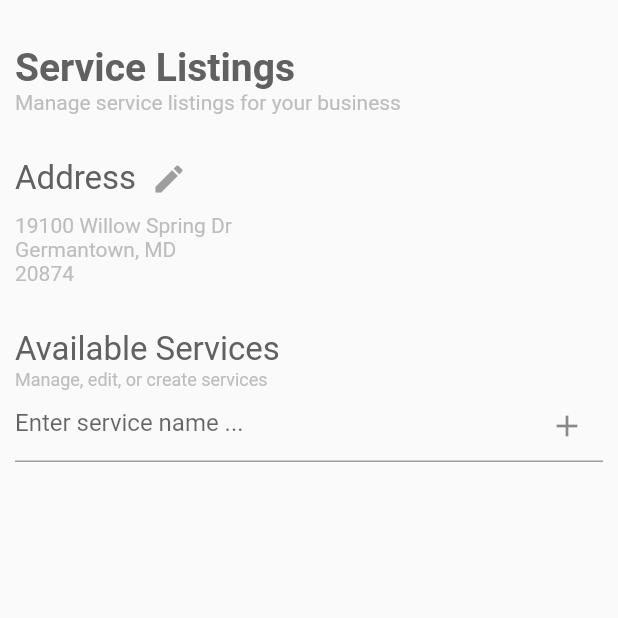
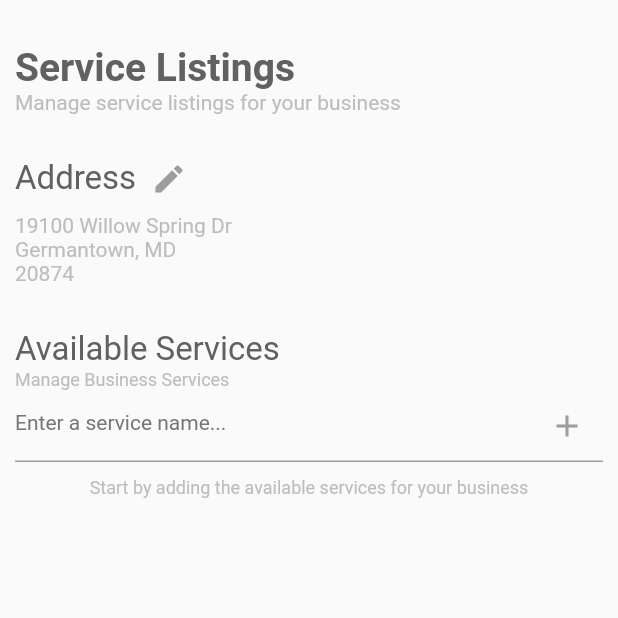
Before and after one commit to csalaman/bizz_v2, a Flutter app: the screen it shows after launch, on a phone screen of 412 x 824 dp, the top half of it. Run offline on Flutter 3.47's test engine with Material 2 defaults, Android fonts, the phone set to English and light mode, and no system bars; our stand-ins replace google_fonts.

Commit message:
Update service editor add enabled/disabled

```diff
--- a/lib/components/service_editor/service_editor.dart
+++ b/lib/components/service_editor/service_editor.dart
@@ -14,6 +14,7 @@ class ServiceEditor extends StatefulWidget {
 class _ServiceEditorState extends State<ServiceEditor> {
   final TextEditingController _controller = TextEditingController();
   final List<ServiceItem> _services = [];
+  bool _isAddEnabled = false;
 
   processAddedService(String serviceName) {
     if (serviceName != '') {
@@ -22,6 +23,7 @@ class _ServiceEditorState extends State<ServiceEditor> {
         _services.sort((x, y) => x.serviceName.compareTo(y.serviceName));
         _services.sort((x, y) => x.serviceName.length - y.serviceName.length);
         _controller.clear();
+        _isAddEnabled = false;
       });
     }
   }
@@ -35,7 +37,7 @@ class _ServiceEditorState extends State<ServiceEditor> {
         crossAxisAlignment: CrossAxisAlignment.start,
         children: <Widget>[
           CustomText.regularTextWidget('Available Services', 22),
-          CustomText.subTextWidget('Manage, edit, or create services', 12)
+          CustomText.subTextWidget('Manage Business Services', 12)
         ],
       );
     }
@@ -48,33 +50,66 @@ class _ServiceEditorState extends State<ServiceEditor> {
             controller: _controller,
             textInputAction: TextInputAction.go,
             onSubmitted: processAddedService,
+            onChanged: (input) {
+              setState(() {
+                if (input.isNotEmpty) {
+                  _isAddEnabled = true;
+                } else {
+                  _isAddEnabled = false;
+                }
+              });
+            },
             decoration: InputDecoration(
-                hintText: 'Enter service name ...',
+                hintStyle: CustomText.hintTextStyle(),
+                hintText: 'Enter a service name...',
                 suffixIcon: IconButton(
-                  onPressed: () {
+                  onPressed: !_isAddEnabled
+                      ? null
+                      : () {
                           var serviceName = _controller.text;
                           processAddedService(serviceName);
                           FocusScope.of(context).unfocus();
                         },
-                  icon: const Icon(Icons.add),
+                  icon: Icon(
+                    Icons.add,
+                    color: _isAddEnabled ? Colors.blueAccent : Colors.grey,
+                  ),
                 ),
                 enabledBorder: UnderlineInputBorder(
                   borderSide:
                       BorderSide(width: 1.0, color: Colors.grey.shade500),
-                    borderRadius: const BorderRadius.all(Radius.circular(0.0))),
-                focusedBorder: const UnderlineInputBorder(
-                    borderSide: BorderSide(width: 2.0, color: Colors.grey),
-                    borderRadius: BorderRadius.all(Radius.circular(0.0))))),
+                ),
+                focusedBorder: UnderlineInputBorder(
+                  borderSide:
+                      BorderSide(width: 2.0, color: Colors.grey.shade500),
+                ))),
       );
     }
 
     Widget _availableServices() {
-      return Wrap(
+      if (_services.isEmpty) {
+        return Center(
+          child: CustomText.subTextWidget(
+              'Start by adding the available services for your business', 12),
+        );
+      } else {
+        return Column(
+          mainAxisAlignment: MainAxisAlignment.start,
+          crossAxisAlignment: CrossAxisAlignment.start,
+          children: [
+            Center(
+              child: CustomText.subTextWidget(
+                  'Add/Edit/Update Available Services', 12),
+            ),
+            Wrap(
               alignment: WrapAlignment.start,
               direction: Axis.horizontal,
               spacing: 5.0,
               children: _services.map((e) => e).toList(),
+            )
+          ],
         );
+      }
     }
 
     return Column(
--- a/lib/custom_text.dart
+++ b/lib/custom_text.dart
@@ -6,6 +6,10 @@ class CustomText {
       double fontSize, FontWeight fontWeight, Color fontColor) {
     return GoogleFonts.roboto(
         fontSize: fontSize, fontWeight: fontWeight, color: fontColor);
+  }
+
+  static hintTextStyle() {
+    return _textStyleOptions(14, FontWeight.w400, Colors.grey.shade600);
   }
 
   static regularTextWidget(String text, double fontSize) {
```
Lines whose indentation alone changed are shown as unchanged.
